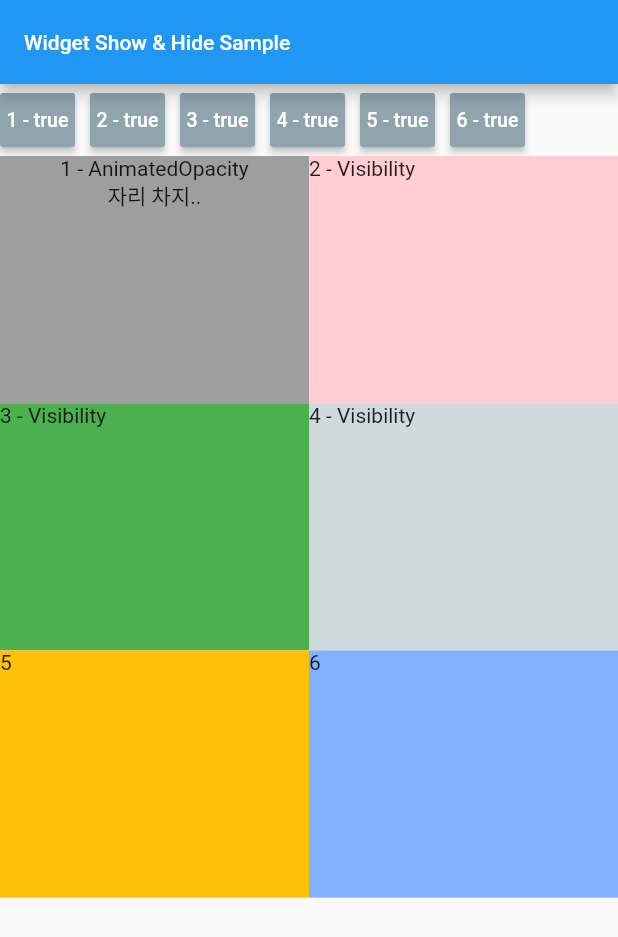
After one commit to baekhj/flutter_widget_sample, a Flutter app: the showHideSample screen opened directly, on a phone screen of 412 x 824 dp. The commit adds this screen. Shown: the top 937 px of the screen. Run offline on Flutter 3.47's test engine with Material 2 defaults, Android fonts, the phone set to English and light mode, and no system bars; our stand-ins replace flutter_secure_storage, toast, tuple; missing offline and left inert: encrypt; accounts and stored records are empty.

Commit message:
Widget Show & Hide Sample
Signed-off-by: baekhj <baekhj@arainhr.com>

```diff
--- a/lib/SAMPLE/BUTTON/buttonUtil.dart
+++ b/lib/SAMPLE/BUTTON/buttonUtil.dart
@@ -70,8 +70,9 @@ SizedBox defaultBottomBtn(String btnNm, double btnSize, Function onClickEvent){
   );
 }
 
-SizedBox createTopBtn(String btnNm, Function onClickEvent){
+SizedBox createTopBtn(String btnNm, double btnSize, Function onClickEvent){
   return SizedBox(
+    width: btnSize,
     child: RaisedButton(
       padding: EdgeInsets.only(
         top: 0,
--- /dev/null
+++ b/lib/SAMPLE/DISPLAY/showHideSample.dart
@@ -0,0 +1,156 @@
+import 'package:flutter/material.dart';
+import 'package:flutter_widget_sample/SAMPLE/BUTTON/buttonUtil.dart';
+
+
+class showHideSample extends StatefulWidget {
+
+  final String title;
+  final Map<String, dynamic> data;
+
+  showHideSample({this.title, this.data});
+
+  @override
+  _showHideSampleState createState() => _showHideSampleState();
+
+}
+
+class _showHideSampleState extends State<showHideSample> {
+
+
+  bool show1 = true;
+  bool show2 = true;
+  bool show3 = true;
+  bool show4 = true;
+  bool show5 = true;
+  bool show6 = true;
+
+
+  @override
+  Widget build(BuildContext context) {
+    return Scaffold(
+      appBar: AppBar(
+        title: Text(
+          widget.title,
+          style: TextStyle(
+            fontSize: 14,
+          ),
+        ),
+      ),
+      body: SingleChildScrollView(
+          child: Column(
+
+            children: [
+              Row(
+                children: [
+                  createTopBtn('1 - '+show1.toString(), 50, (){
+                    setState(() {
+                      show1 = !show1;
+                    });
+                  }),
+                  Padding(padding: EdgeInsets.all(5)),
+                  createTopBtn('2 - '+show2.toString(), 50, (){
+                    setState(() {
+                      show2 = !show2;
+                    });
+                  }),
+                  Padding(padding: EdgeInsets.all(5)),
+                  createTopBtn('3 - '+show3.toString(), 50, (){
+                    setState(() {
+                      show3 = !show3;
+                    });
+                  }),
+                  Padding(padding: EdgeInsets.all(5)),
+                  createTopBtn('4 - '+show4.toString(), 50, (){
+                    setState(() {
+                      show4 = !show4;
+                    });
+                  }),
+                  Padding(padding: EdgeInsets.all(5)),
+                  createTopBtn('5 - '+show5.toString(), 50, (){
+                    setState(() {
+                      show5 = !show5;
+                    });
+                  }),
+                  Padding(padding: EdgeInsets.all(5)),
+                  createTopBtn('6 - '+show6.toString(), 50, (){
+                    setState(() {
+                      show6 = !show6;
+                    });
+                  }),
+                ],
+              ),
+              Row(
+                mainAxisAlignment: MainAxisAlignment.center,
+                crossAxisAlignment: CrossAxisAlignment.center,
+                children: [
+                  AnimatedOpacity(
+                    opacity: show1?1:0,
+                    duration: Duration(milliseconds: 1000),
+                    child: Container(
+                      height: MediaQuery.of(context).size.height*0.2,
+                      width: MediaQuery.of(context).size.width*0.5,
+                      color: Colors.grey,
+                      child: Column(
+                          children: [
+                            Text('1 - AnimatedOpacity'),
+                            Text('자리 차지..'),
+                          ]
+                      ),
+                    ),
+                  ),
+                  Visibility(
+                    visible: show2,
+                    child: Container(
+                      height: MediaQuery.of(context).size.height*0.2,
+                      width: MediaQuery.of(context).size.width*0.5,
+                      color: Colors.red[100],
+                      child: Text('2 - Visibility'),
+                    ),
+                  ),
+                ],
+              ),
+              Row(
+                children: [
+                  Visibility(
+                    visible: show3,
+                    child: Container(
+                      height: MediaQuery.of(context).size.height*0.2,
+                      width: MediaQuery.of(context).size.width*0.5,
+                      color: Colors.green,
+                      child: Text('3 - Visibility'),
+                    ),
+                  ),
+                  Visibility(
+                    visible: show4,
+                    child: Container(
+                      height: MediaQuery.of(context).size.height*0.2,
+                      width: MediaQuery.of(context).size.width*0.5,
+                      color: Colors.blueGrey[100],
+                      child: Text('4 - Visibility'),
+                    ),
+                  ),
+                ],
+              ),
+              Row(
+                children: [
+                  Container(
+                    height: MediaQuery.of(context).size.height*0.2,
+                    width: MediaQuery.of(context).size.width*0.5,
+                    color: Colors.amber,
+                    child: Text('5'),
+                  ),
+                  Container(
+                    height: MediaQuery.of(context).size.height*0.2,
+                    width: MediaQuery.of(context).size.width*0.5,
+                    color: Colors.blueAccent[100],
+                    child: Text('6'),
+                  ),
+                ],
+              ),
+
+            ],
+          ),
+      ),
+    );
+  }
+}
--- a/lib/sampleList.dart
+++ b/lib/sampleList.dart
@@ -2,6 +2,7 @@ import 'package:flutter/material.dart';
 import 'package:flutter_widget_sample/SAMPLE/AES/aesScryptoJSSample.dart';
 import 'package:flutter_widget_sample/SAMPLE/CLOSEPOP/containerPopSample.dart';
 import 'package:flutter_widget_sample/SAMPLE/DATEPICKER/datePickerSample.dart';
+import 'package:flutter_widget_sample/SAMPLE/DISPLAY/showHideSample.dart';
 import 'package:flutter_widget_sample/SAMPLE/DROPDOWN/dropdownSample.dart';
 import 'package:flutter_widget_sample/SAMPLE/REST/restCallSample.dart';
 import 'package:flutter_widget_sample/SAMPLE/STORAGE/flutterSecureStorageSample.dart';
@@ -93,6 +94,10 @@ class _SampleListState extends State<SampleList> {
           info: 'Widget DataLink Sample (위젯간 데이터 참조??연계??)',
           widget: widgetDataLinkSample(title: 'Widget DataLink Sample')
       ),
+      RowData(
+          info: 'Widget Show & Hide Sample',
+          widget: showHideSample(title: 'Widget Show & Hide Sample')
+      ),
 
     ];
 
@@ -155,6 +160,8 @@ class _SampleListState extends State<SampleList> {
         ),
       ),
       onTap: () => openPage(context, data),
+      //contentPadding: EdgeInsets.all(0),
+
     );
   }
 }
```
Also changed, not shown: 1 other file.
